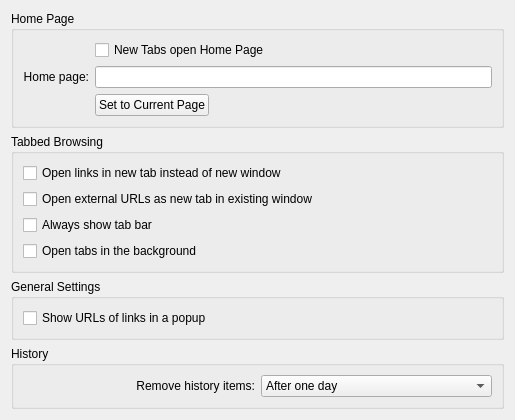
KDE/rekonq, file src/settings_general.ui: the form before one commit.
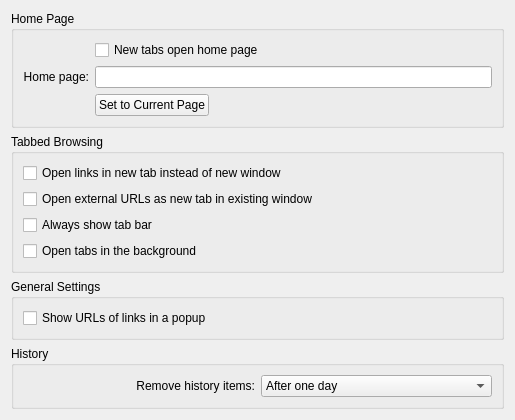
The form after the commit. Custom widgets are drawn as their Qt base class.

Commit message: Make strings comply to the KDE HIG

What changed in the file:
```diff
--- a/src/settings_general.ui
+++ b/src/settings_general.ui
@@ -67,7 +67,7 @@
       <item row="0" column="1">
        <widget class="QCheckBox" name="kcfg_newTabsOpenHomePage">
         <property name="text">
-         <string>New Tabs open Home Page</string>
+         <string>New tabs open home page</string>
         </property>
        </widget>
       </item>
```
The commit also changes 1 other file.
